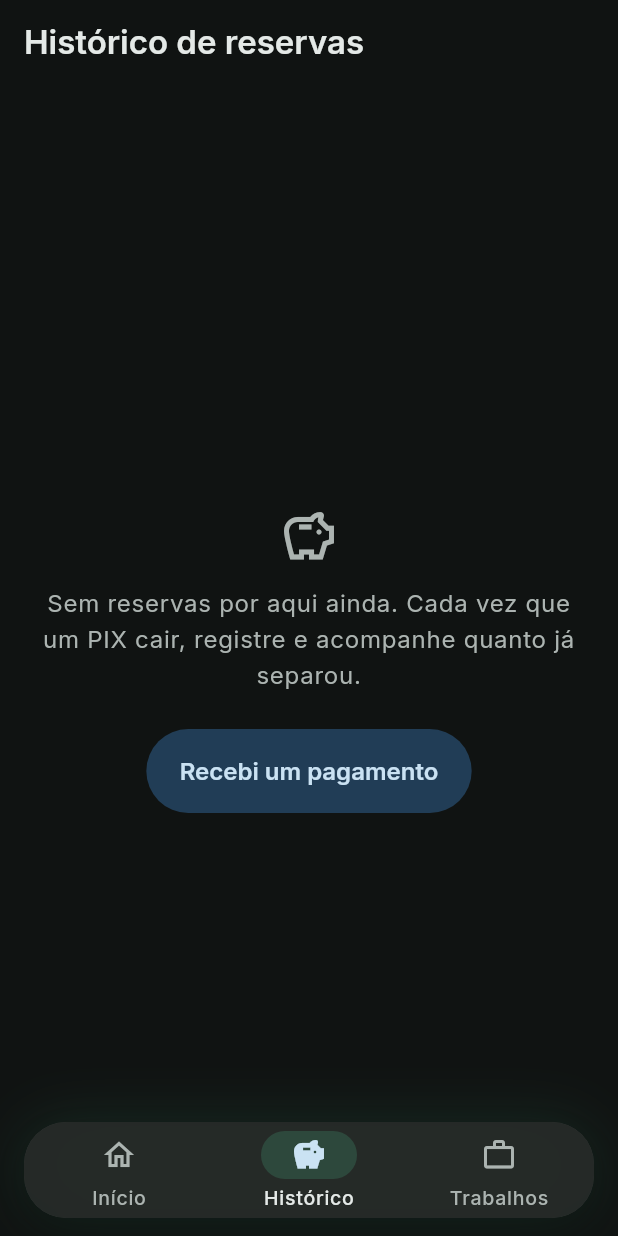
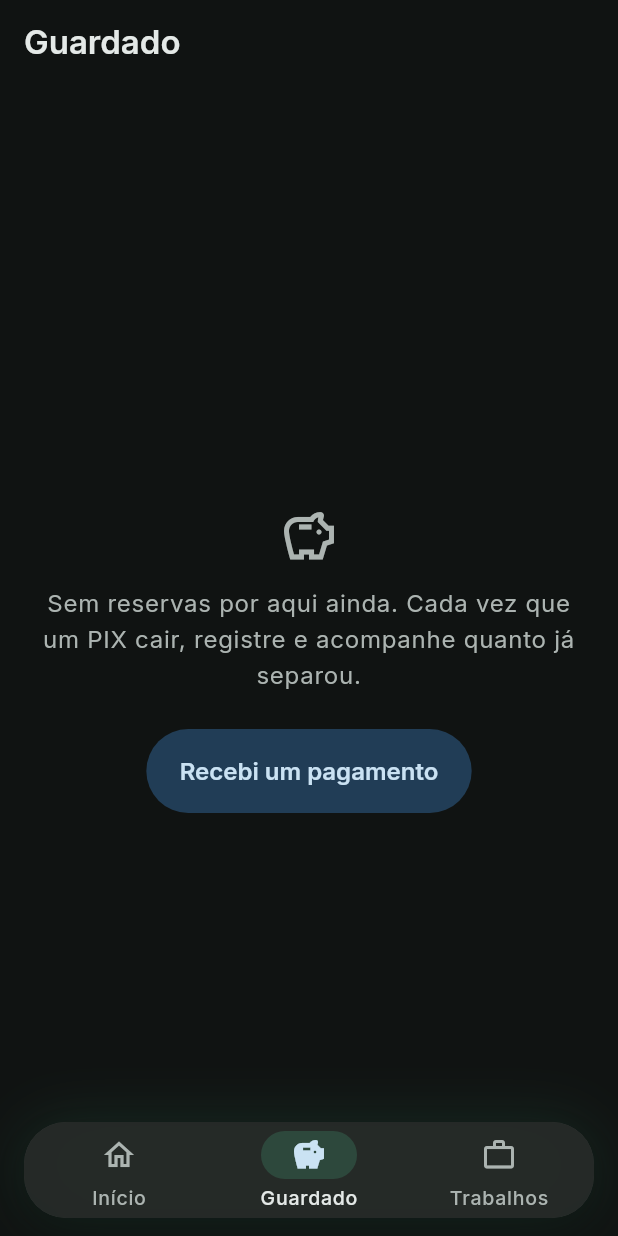
Before and after one commit to 4yu-apps/quanto-cobro, a Flutter app: the HistoricoScreen screen opened by its route, on a phone screen of 412 x 824 dp. Run offline on Flutter 3.47's test engine with Material 3 defaults, Android fonts, the phone set to English and light mode, and no system bars; our stand-ins replace file_picker, flutter_riverpod, go_router, share_plus, shared_preferences; accounts and stored records are empty.

Commit message:
feat(copy): aba 'Historico' vira 'Guardado' (fala o coracao/reserva do produto)
Co-Authored-By: Claude Opus 4.8 (1M context) <noreply@anthropic.com>

```diff
--- a/lib/app/nav_shell.dart
+++ b/lib/app/nav_shell.dart
@@ -71,7 +71,7 @@ class _GlassBottomBar extends ConsumerWidget {
         NavigationDestination(
           icon: Icon(Icons.savings_outlined),
           selectedIcon: Icon(Icons.savings),
-          label: 'Histórico',
+          label: 'Guardado',
         ),
         NavigationDestination(
           icon: Icon(Icons.work_outline),
--- a/lib/features/historico/historico_screen.dart
+++ b/lib/features/historico/historico_screen.dart
@@ -55,7 +55,7 @@ class _HistoricoScreenState extends ConsumerState<HistoricoScreen> {
     final DateFormat df = DateFormat('d MMM', 'pt_BR');
 
     return Scaffold(
-      appBar: AppBar(title: const Text('Histórico de reservas')),
+      appBar: AppBar(title: const Text('Guardado')),
       body: all.isEmpty
           ? _empty(context)
           : ListView(
--- a/lib/features/reserva/reserva_screen.dart
+++ b/lib/features/reserva/reserva_screen.dart
@@ -111,7 +111,7 @@ class _ReservaScreenState extends ConsumerState<ReservaScreen> {
         actions: <Widget>[
           IconButton(
             icon: const Icon(Icons.history),
-            tooltip: 'Histórico de reservas',
+            tooltip: 'Guardado',
             onPressed: () => context.push(Routes.historico),
           ),
         ],
```
Also changed, not shown: 1 other file.
